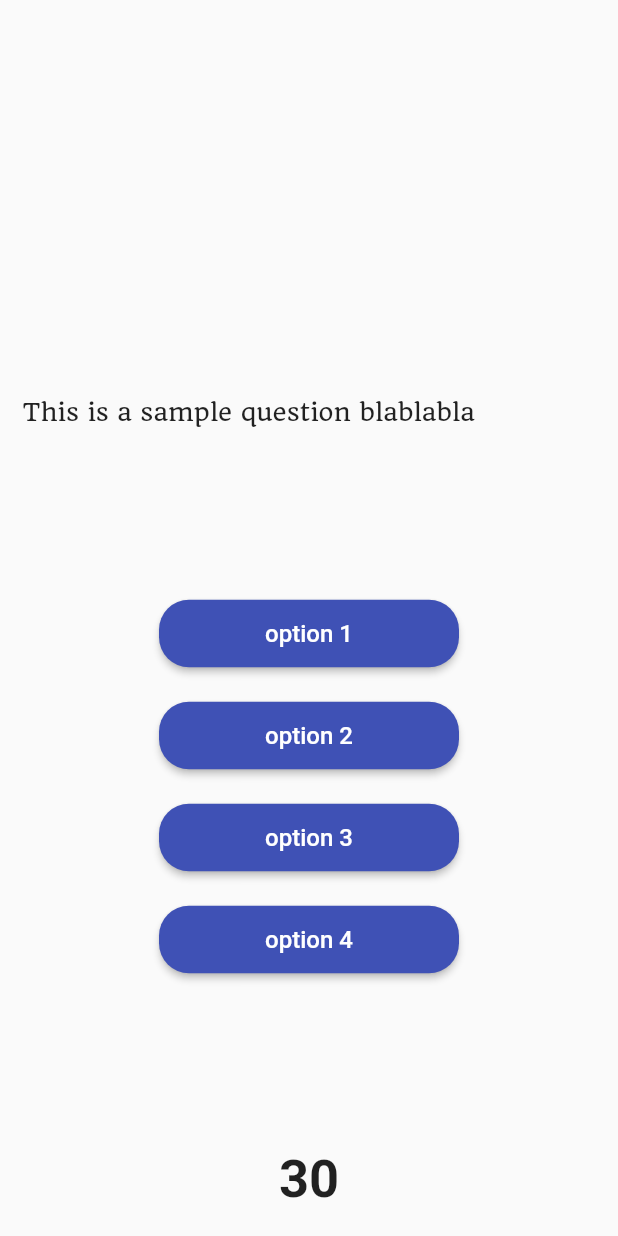
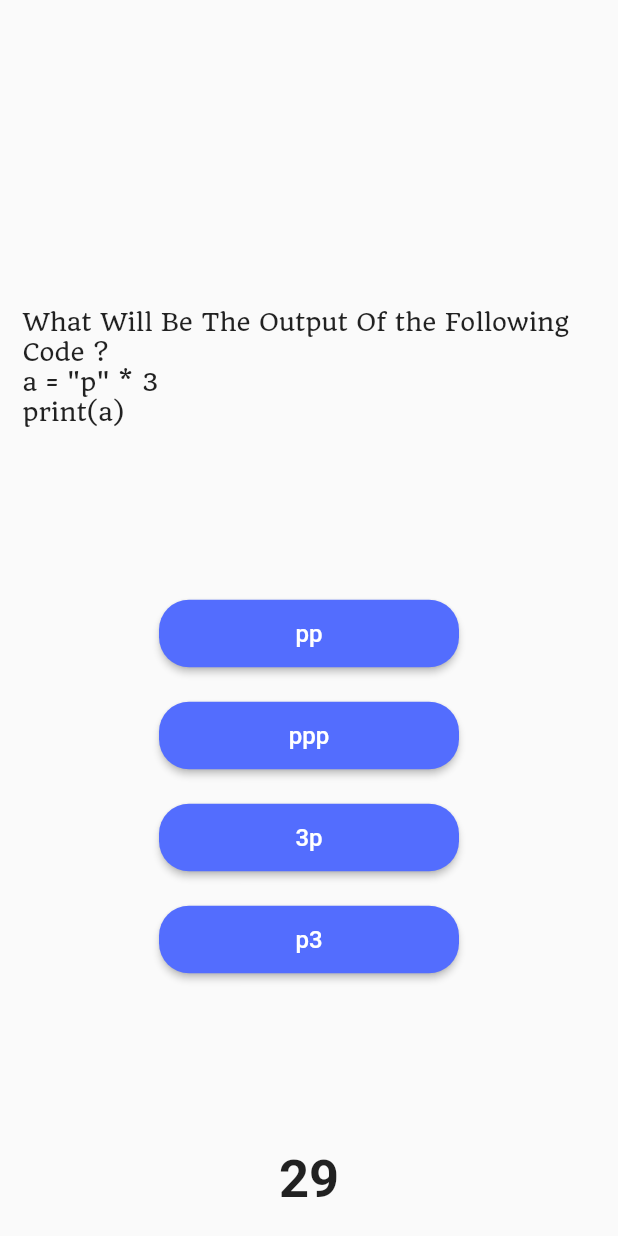
Before and after one commit to StrangeLee/flutter_quiz_app, a Flutter app: the screen it shows after launch, after a tap on "Python", on a phone screen of 412 x 824 dp. Run offline on Flutter 3.47's test engine with Material 2 defaults, Android fonts, the phone set to English and light mode, and no system bars; Roboto replaces fonts that are missing (Alike, Times New Roman); project files that could hold a hidden picture were left out.

Commit message:
finish youtube study
finish following youtube class

```diff
--- a/lib/home.dart
+++ b/lib/home.dart
@@ -69,7 +69,7 @@ class _HomePageState extends State<HomePage> {
                 Container(
                   padding: EdgeInsets.all(20.0),
                   child: Text(
-                    "This is some random description blablabla blablabla blablabla blablabla blablabla",
+                    "Preparing Explain Text... Sorry :(",
                     style: TextStyle(
                       fontSize:  18.0,
                       color: Colors.white,
@@ -78,7 +78,6 @@ class _HomePageState extends State<HomePage> {
                     maxLines: 5, // Text 가 차지 할 수 있는 최대 세로 길이, 예시로 /n 을 넣어서 6줄을 만들려고 하면 안됨
                     textAlign: TextAlign.justify, // justify 단어들 사이사이 공백을 조금 더 넓게?, center 가운데 정렬, end(right) 우측 정렬, start(left) 좌측 정렬
                   ),
-
                 ),
               ],
             ),
--- a/lib/quiz_speed.dart
+++ b/lib/quiz_speed.dart
@@ -1,13 +1,16 @@
 import 'package:flutter/material.dart';
+import 'package:flutter/services.dart';
 import 'dart:convert';
+import 'dart:async';
+import 'result_page.dart';
 
-import 'package:flutter/services.dart';
-
+// assets 의 json 파일의 데이터를 가져오기 위한 class
 class GetJson extends StatelessWidget {
 
   @override
   Widget build(BuildContext context) {
     return FutureBuilder(
+      // TODO : dart 언어의 json 파싱 방법 및 list 에 대해 정리해 velog 에 올리기
       future: DefaultAssetBundle.of(context).loadString("assets/python.json"),
       builder: (context, snapshot) {
         List myData = json.decode(snapshot.data.toString());
@@ -27,6 +30,7 @@ class GetJson extends StatelessWidget {
   }
 }
 
+// GetJson class 에서 가져온 데이터를 바탕으로 문제 화면을 띄워 주는 클리스
 class QuizPage extends StatefulWidget {
 
   var myData;
@@ -39,19 +43,38 @@ class QuizPage extends StatefulWidget {
 
 class _QuizPageState extends State<QuizPage> {
 
+  int i = 1;
+  int marks = 0;
+  int timer = 30;
+  String showTimer ="30";
+  bool cancelTimer = false;
+
   var myData;
   _QuizPageState(this.myData);
 
-  Widget choiceButton(String buttonText) {
+  Color colorToShow = Colors.indigoAccent;
+  Color colorRight = Colors.green;
+  Color colorWrong = Colors.red;
+
+  Map<String, Color> btnColor = {
+    "a" : Colors.indigoAccent,
+    "b" : Colors.indigoAccent,
+    "c" : Colors.indigoAccent,
+    "d" : Colors.indigoAccent,
+  };
+
+  Widget choiceButton(String key) {
     return Padding(
       padding: EdgeInsets.symmetric(
         vertical: 10.0,
         horizontal: 20.0,
       ),
       child: MaterialButton(
-        onPressed: () {},
+        // Todo : function 과 method 의 차이
+        // 아마 지역과 전역의 차이 인거 같다.
+        onPressed: ()  => checkAnswer(key),
         child: Text(
-          buttonText,
+          myData[1][i.toString()][key],
           style: TextStyle(
             color: Colors.white,
             fontFamily: "Alike",
@@ -59,7 +82,7 @@ class _QuizPageState extends State<QuizPage> {
           ),
           maxLines: 1,
         ),
-        color: Colors.indigo,
+        color: btnColor[key],
         splashColor: Colors.indigoAccent[700], // 버튼이 touched 처음 눌러졌을 때 주위로 확산되는 색깔?
         highlightColor: Colors.indigo[700], // 버튼 눌렀을때(pressed) 색깔
         minWidth: 200.0,
@@ -105,7 +128,7 @@ class _QuizPageState extends State<QuizPage> {
                 padding: EdgeInsets.all(15.0),
                 alignment: Alignment.bottomLeft,
                 child: Text(
-                  "This is a sample question blablabla",
+                  myData[0][i.toString()], // myData 는 List<E> 형식이기
                   style: TextStyle(
                     fontSize: 16.0,
                     fontFamily: "Quando",
@@ -119,10 +142,10 @@ class _QuizPageState extends State<QuizPage> {
                 child: Column(
                   mainAxisAlignment: MainAxisAlignment.center,
                   children: <Widget>[
-                    choiceButton("option 1"),
-                    choiceButton("option 2"),
-                    choiceButton("option 3"),
-                    choiceButton("option 4"),
+                    choiceButton('a'),
+                    choiceButton('b'),
+                    choiceButton('c'),
+                    choiceButton('d'),
                   ],
                 ),
               ),
@@ -133,7 +156,7 @@ class _QuizPageState extends State<QuizPage> {
                 alignment: Alignment.topCenter,
                 child: Center(
                   child: Text(
-                    "30",
+                    showTimer,
                     style: TextStyle(
                       fontSize: 35.0,
                       fontWeight: FontWeight.w700,
@@ -148,4 +171,67 @@ class _QuizPageState extends State<QuizPage> {
       ),
     );
   }
+
+  @override
+   void initState() {
+      startTimer();
+      super.initState();
+   }
+
+  // Todo: Timer class 도 정리하기
+  // 메인 쓰레드 어쩌구 하는 거 보면 당연히 동기와 비동기와 관련 된 거 같다.
+  // Timer class 에 대해서는 문서를 살펴봐야 하겠지만 (
+  void startTimer() async {
+    const oneSec = Duration(seconds: 1);
+    Timer.periodic(oneSec, (Timer t) {
+      setState(() {
+        if (timer < 1) {
+          t.cancel();
+          nextQuestion();
+        } else if (cancelTimer) {
+          t.cancel();
+        } else {
+          timer = timer - 1;
+        }
+        showTimer = timer.toString();
+      });
+    });
+  }
+
+  // Quiz Page 넘기기
+  void nextQuestion() {
+    cancelTimer = false;
+    timer = 30;
+    setState(() {
+      if (i < 10) {
+        i++;
+      } else {
+        Navigator.of(context).pushReplacement(MaterialPageRoute(
+            builder: (context) => ResultPage(marks : marks),
+        ));
+      }
+      btnColor["a"] = Colors.indigoAccent;
+      btnColor["b"] = Colors.indigoAccent;
+      btnColor["c"] = Colors.indigoAccent;
+      btnColor["d"] = Colors.indigoAccent;
+    });
+    startTimer();
+  }
+
+  // 정답 비교
+  void checkAnswer(String key) {
+    if (myData[2][i.toString()] == myData[1][i.toString()][key]) {
+      marks = marks + 5;
+      colorToShow = colorRight;
+    } else {
+      colorToShow = colorWrong;
+    }
+
+    setState(() {
+      btnColor[key] = colorToShow;
+      cancelTimer = true;
+    });
+
+    Timer(Duration(seconds : 2), nextQuestion);
+  }
 }
```
Also changed, not shown: assets/linux.json (+88 -0 lines), lib/result_page.dart (added, +128 -0 lines).
